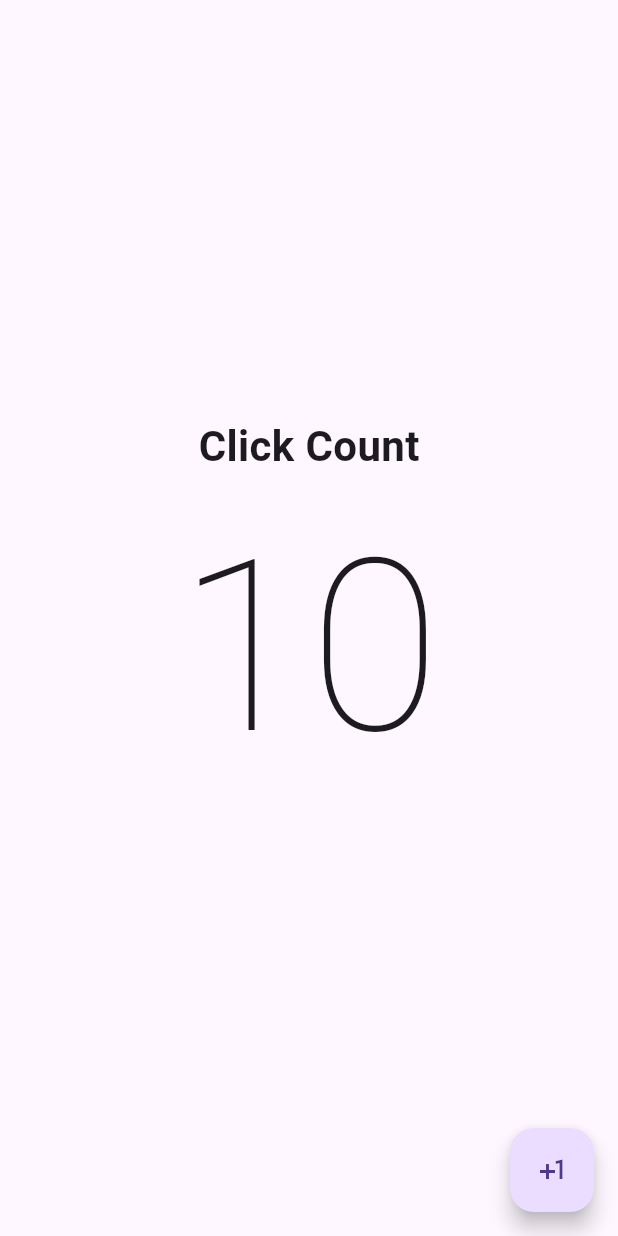
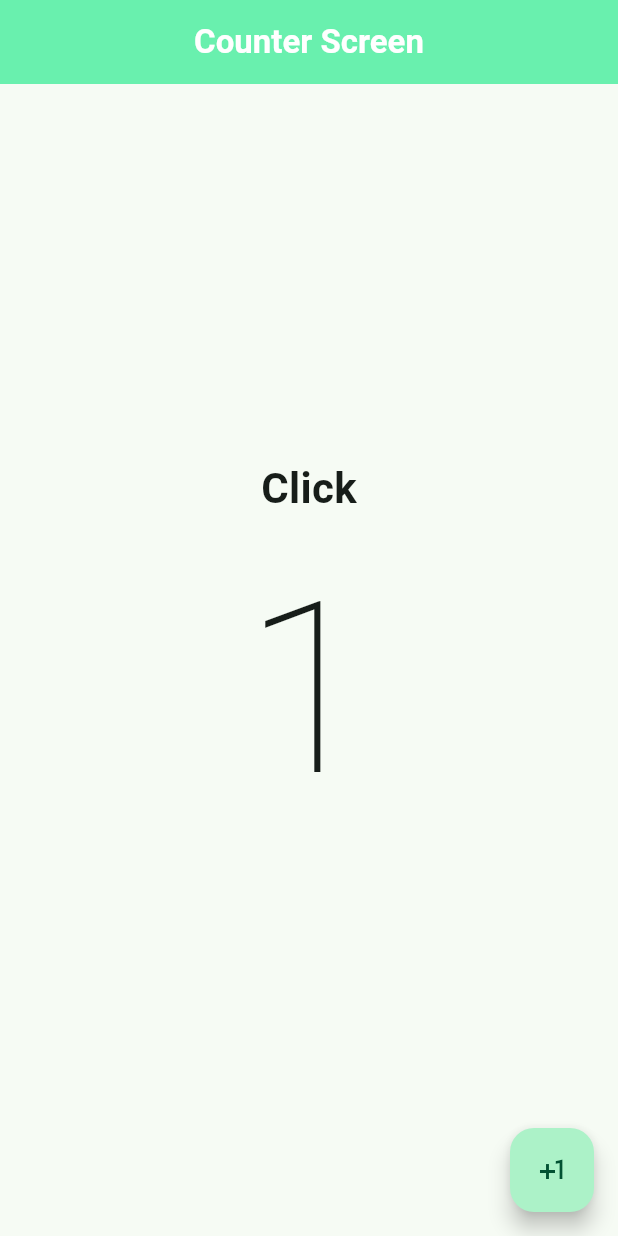
Before and after one commit to Eliasnew52/DevTalles-Flutter, a Flutter app: the screen it shows after launch, after a tap on the "plus one" icon, on a phone screen of 412 x 824 dp. Run offline on Flutter 3.47's test engine with Material 3 defaults, Android fonts, the phone set to English and light mode, and no system bars.

Commit message:
+1 Button Works, Click Word Responds to Value

```diff
--- a/HelloWorldApp/hello_world_app/lib/main.dart
+++ b/HelloWorldApp/hello_world_app/lib/main.dart
@@ -10,10 +10,14 @@ class MyApp extends StatelessWidget{
 
   @override
   Widget build(BuildContext context) {
-    //Al Devolver un Widget Constante , Flutter no tiene que rearmarlo todo de nuevo, Mejora el Performance
-    return const MaterialApp(
+    //Al Devolver un Widget Constante , Flutter no tiene  que rearmarlo todo de nuevo, Mejora el Performance
+    return  MaterialApp(
       debugShowCheckedModeBanner: false,
-      home: CounterScreen()
+      theme: ThemeData(
+        useMaterial3: true ,//Por Defecto desde las Version 3.16, se usa Material3
+        colorSchemeSeed: Colors.greenAccent,
+      ),
+      home:  const CounterScreen()
     );
   }
 
--- a/HelloWorldApp/hello_world_app/lib/src/screens/counter_screen.dart
+++ b/HelloWorldApp/hello_world_app/lib/src/screens/counter_screen.dart
@@ -1,23 +1,41 @@
 import 'package:flutter/material.dart';
 
-class CounterScreen extends StatelessWidget {
+class CounterScreen extends StatefulWidget {
+
   const CounterScreen({super.key});
+
+  @override
+  State<CounterScreen> createState() => _CounterScreenState();
+}
+
+
+
+
+class _CounterScreenState extends State<CounterScreen> {
+
+  int clickCounter = 0;
 
   @override
   Widget build(BuildContext context) {
     return Scaffold(
+        appBar: AppBar( //AppBar no es Constante debido a que sus dimensiones son dinamicas en dependencia de la pantalla
+          backgroundColor: Colors.greenAccent,
+          title: const Center(child: Text('Counter Screen', style: TextStyle(color: Colors.white, fontWeight: FontWeight.bold),)),
+        ),
         body: Center( //La Propiedad Center, Usa al Parent como Referencia y Centra a los Childs
           child: Column(
             //Para tomar en Centro de la Columna, usamos el mainAxisAligment
             mainAxisAlignment: MainAxisAlignment.center,
-             children: const [
-              Text('Click Count', style: TextStyle( fontSize: 28, fontWeight: FontWeight.bold)),
-              Text('10', style: TextStyle( fontSize: 160, fontWeight: FontWeight.w100, ),),
+             children:  [
+               Text(clickCounter == 1 ?'Click' : 'Clicks', style: const TextStyle( fontSize: 28, fontWeight: FontWeight.bold)),
+              Text('$clickCounter', style:  const TextStyle( fontSize: 160, fontWeight: FontWeight.w100, ),),
             ],
           ),
         ),
         floatingActionButton: FloatingActionButton(
           onPressed: ()  {
+            clickCounter++;
+            setState(() {});
 
           },
           child:  const Icon(Icons.plus_one)
```
